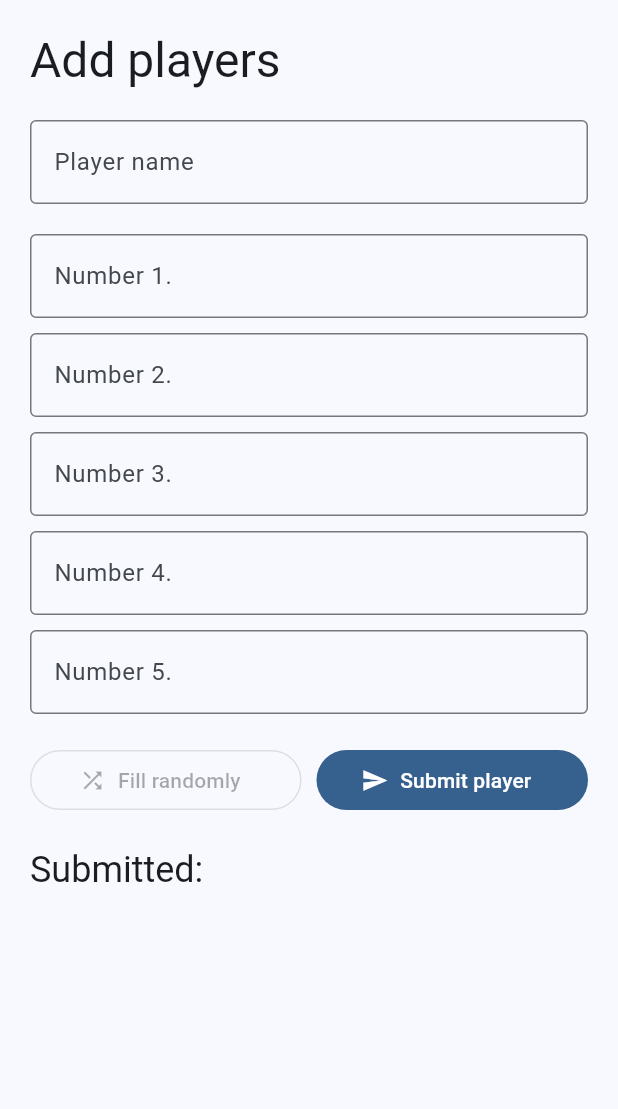
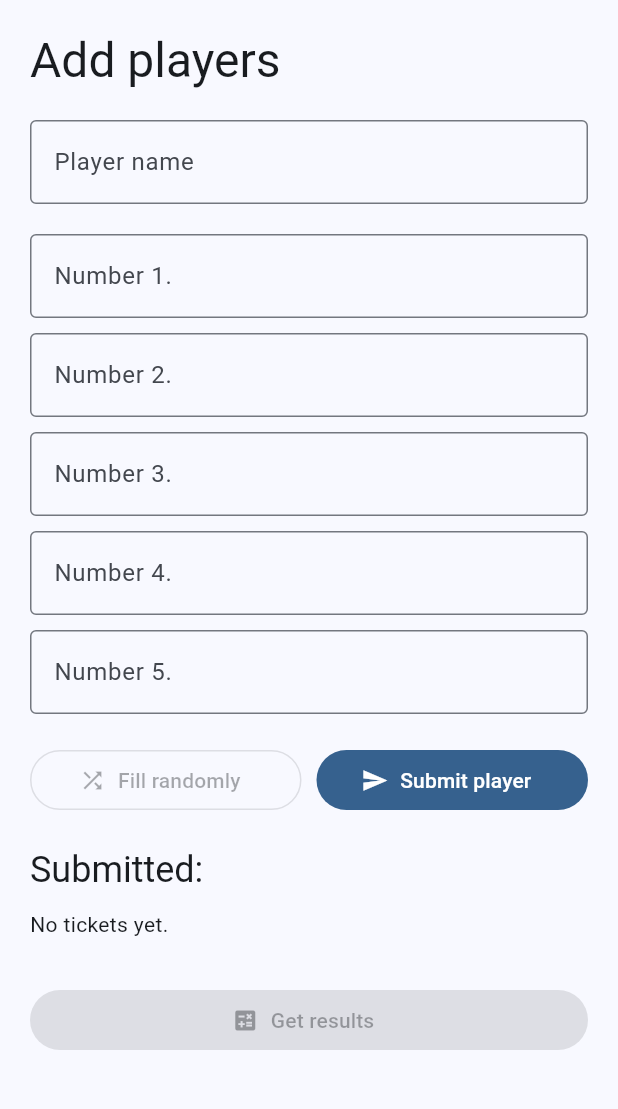
Before and after one commit to BrownieMaar/dream_small_flutter, a Flutter app: the NewGame screen opened by its route, on a phone screen of 412 x 824 dp, the part 84-1193 px from its top. Run offline on Flutter 3.47's test engine with Material 2 defaults, Android fonts, the phone set to English and light mode, and no system bars.

Commit message:
add button to get results

```diff
--- a/lib/src/pages/new_game.dart
+++ b/lib/src/pages/new_game.dart
@@ -68,7 +68,22 @@ class _NewGameState extends State<NewGame> {
                           });
                         },
                       );
-                    })
+                    }),
+                    if (playerTickets.isEmpty) Text("No tickets yet."),
+                  ],
+                ),
+                SizedBox(height: 30),
+                Row(
+                  children: [
+                    Expanded(
+                      child: FilledButton.icon(
+                        onPressed: null,
+                        icon: Icon(Icons.calculate),
+                        label: Text(
+                          "Get results",
+                        ),
+                      ),
+                    ),
                   ],
                 ),
               ],
```
